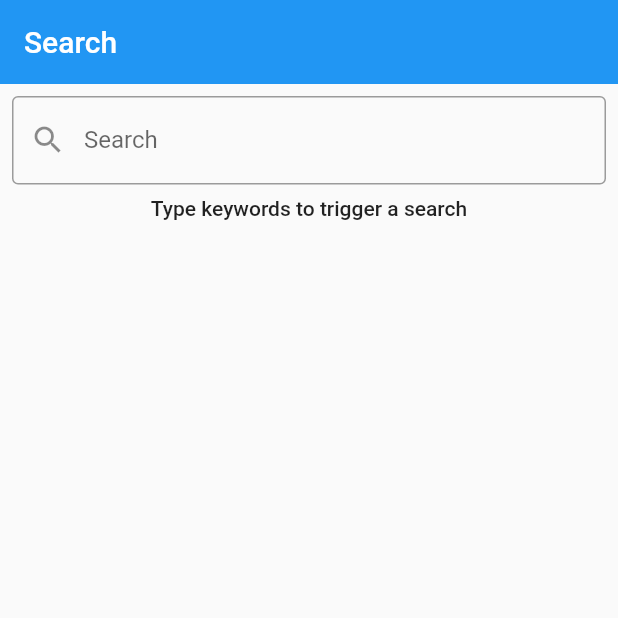
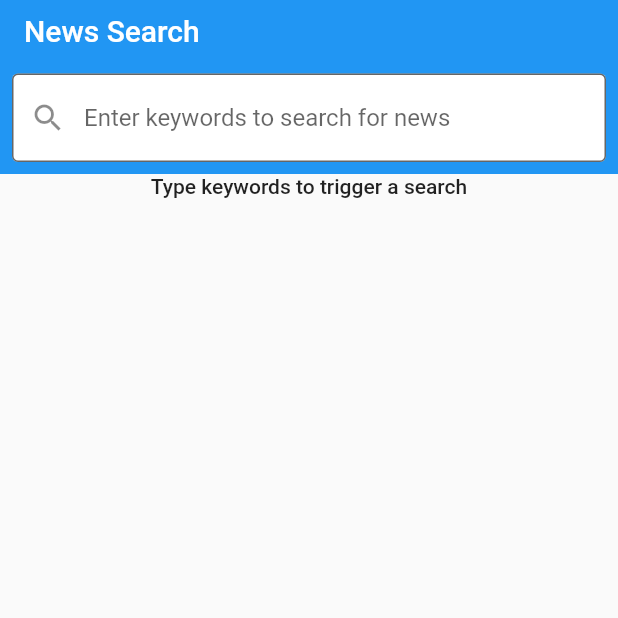
Before and after one commit to timnew/paid_code_sample, a Flutter app: the screen it shows after launch, on a phone screen of 412 x 824 dp, the top half of it. Run offline on Flutter 3.47's test engine with Material 2 defaults, Android fonts, the phone set to English and light mode, and no system bars; our stand-ins replace cached_network_image, dio, flutter_mobx, freezed_annotation, get_it, mobx and 2 more; generated files the repository leaves out were written again.

Commit message:
Move keywords field into app bar

```diff
--- a/lib/app/search/search_field.dart
+++ b/lib/app/search/search_field.dart
@@ -8,11 +8,12 @@ class SearchField extends StatelessWidget {
 
   @override
   Widget build(BuildContext context) => TextField(
-        decoration: const InputDecoration(
-          border: OutlineInputBorder(),
-          prefixIcon: Icon(Icons.search),
-          labelText: "Search",
-          hintText: "Keywords for the news",
+        decoration: InputDecoration(
+          border: const OutlineInputBorder(),
+          prefixIcon: const Icon(Icons.search),
+          filled: true,
+          fillColor: Theme.of(context).colorScheme.surface,
+          hintText: "Enter keywords to search for news",
         ),
         textInputAction: TextInputAction.search,
         onSubmitted: (value) => context.read<SearchStore>().search(value),
--- a/lib/app/search/search_screen.dart
+++ b/lib/app/search/search_screen.dart
@@ -4,8 +4,8 @@ import 'package:paid_code_test/features/find_service.dart';
 import 'package:provider/provider.dart';
 
 import 'search_field.dart';
+import 'search_store.dart';
 import 'sliver_search_result.dart';
-import 'search_store.dart';
 
 class SearchScreen extends StatefulWidget {
   const SearchScreen({super.key});
@@ -50,14 +50,15 @@ class _ScreenLayout extends StatelessWidget {
         body: CustomScrollView(
           slivers: [
             SliverAppBar(
-              title: const Text('Search'),
+              title: const Text('News Search'),
               floating: true,
               snap: true,
-            ),
-            SliverToBoxAdapter(
-              child: Padding(
-                padding: const EdgeInsets.symmetric(horizontal: 8, vertical: 8),
-                child: searchField,
+              bottom: PreferredSize(
+                preferredSize: const Size.fromHeight(60.0),
+                child: Padding(
+                  padding: const EdgeInsets.all(8.0),
+                  child: searchField,
+                ),
               ),
             ),
             sliverSearchResult,
```
